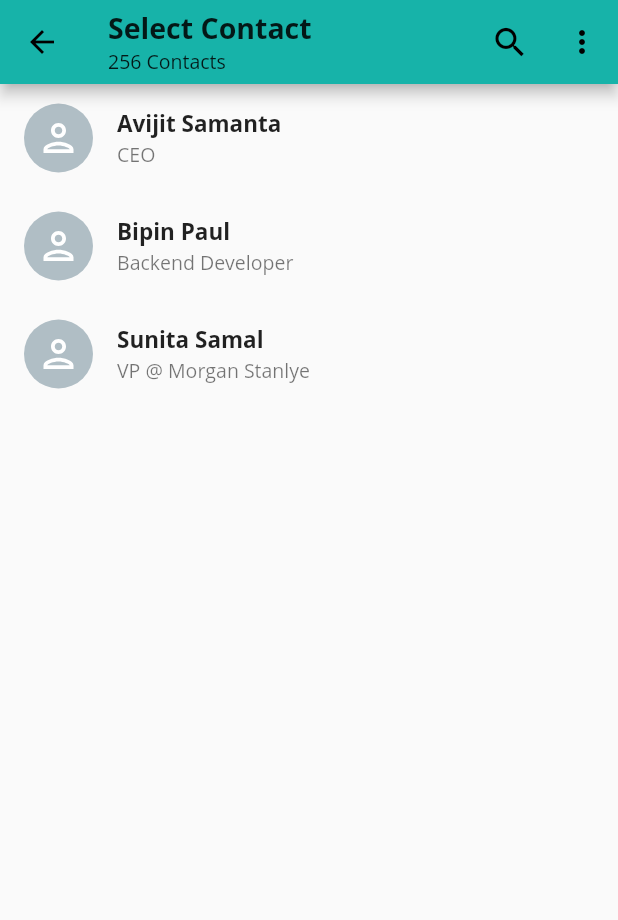
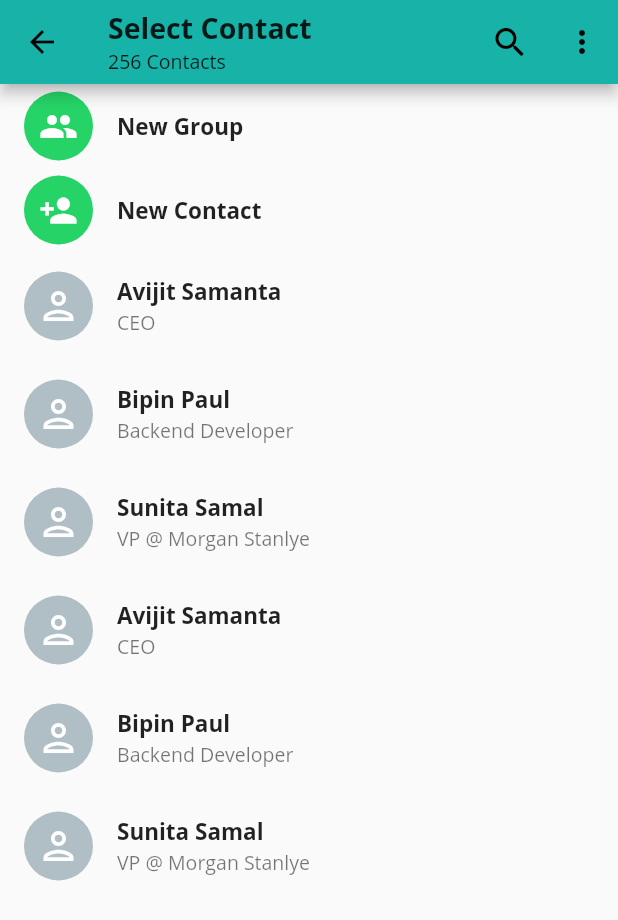
Before and after one commit to sinhajoy/Chat-App, a Flutter app: the SelectContact screen opened directly, on a phone screen of 412 x 824 dp. Shown: the top 920 px of the screen. Run offline on Flutter 3.47's test engine with Material 2 defaults, Android fonts, the light colour scheme and no system bars; our stand-ins replace flutter_svg; missing offline and left inert: emoji_picker.

Commit message:
Contact Page
Contact Page Completed

```diff
--- a/lib/CustomUI/ButtonCard.dart
+++ b/lib/CustomUI/ButtonCard.dart
@@ -3,8 +3,10 @@ import 'package:flutter_svg/flutter_svg.dart';
 import 'package:my_app/Model/ChatModel.dart';
 
 class ButtonCard extends StatelessWidget {
-  const ButtonCard({Key? key, required this.contact}) : super(key: key);
-  final ChatModel contact;
+  const ButtonCard({Key? key, required this.name, required this.icon})
+      : super(key: key);
+  final String name;
+  final IconData icon;
 
   @override
   Widget build(BuildContext context) {
@@ -13,23 +15,18 @@ class ButtonCard extends StatelessWidget {
       child: ListTile(
         leading: CircleAvatar(
           radius: 23,
-          child: SvgPicture.asset(
-            "assets/person.svg",
+          child: Icon(
+            icon,
+            size: 26,
             color: Colors.white,
-            height: 30,
-            width: 30,
           ),
-          backgroundColor: Colors.blueGrey[200],
+          backgroundColor: Color(0xFF25D366),
         ),
-        title: Text(contact.name,
+        title: Text(name,
             style: TextStyle(
               fontSize: 15,
               fontWeight: FontWeight.bold,
             )),
-        subtitle: Text(
-          contact.status,
-          style: TextStyle(fontSize: 13),
-        ),
       ),
     );
   }
--- a/lib/Screens/SelectContact.dart
+++ b/lib/Screens/SelectContact.dart
@@ -1,4 +1,5 @@
 import 'package:flutter/material.dart';
+import 'package:my_app/CustomUI/ButtonCard.dart';
 import 'package:my_app/CustomUI/ContactCard.dart';
 import 'package:my_app/Model/ChatModel.dart';
 
@@ -13,6 +14,18 @@ class _SelectContactState extends State<SelectContact> {
   @override
   Widget build(BuildContext context) {
     List<ChatModel> contacts = [
+      ChatModel(
+        name: "Avijit Samanta",
+        status: "CEO",
+      ),
+      ChatModel(
+        name: "Bipin Paul",
+        status: "Backend Developer",
+      ),
+      ChatModel(
+        name: "Sunita Samal",
+        status: "VP @ Morgan Stanlye",
+      ),
       ChatModel(
         name: "Avijit Samanta",
         status: "CEO",
@@ -80,8 +93,20 @@ class _SelectContactState extends State<SelectContact> {
         ],
       ),
       body: ListView.builder(
-        itemCount: contacts.length,
-        itemBuilder: (context, index) => ContactCard(contact: contacts[index]),
+        itemCount: contacts.length + 2,
+        itemBuilder: (context, index) {
+          if (index == 0) {
+            return ButtonCard(
+              icon: Icons.group,
+              name: "New Group",
+            );
+          } else if (index == 1) {
+            return ButtonCard(icon: Icons.person_add, name: "New Contact");
+          }
+          return ContactCard(
+            contact: contacts[index - 2],
+          );
+        },
       ),
     );
   }
```
